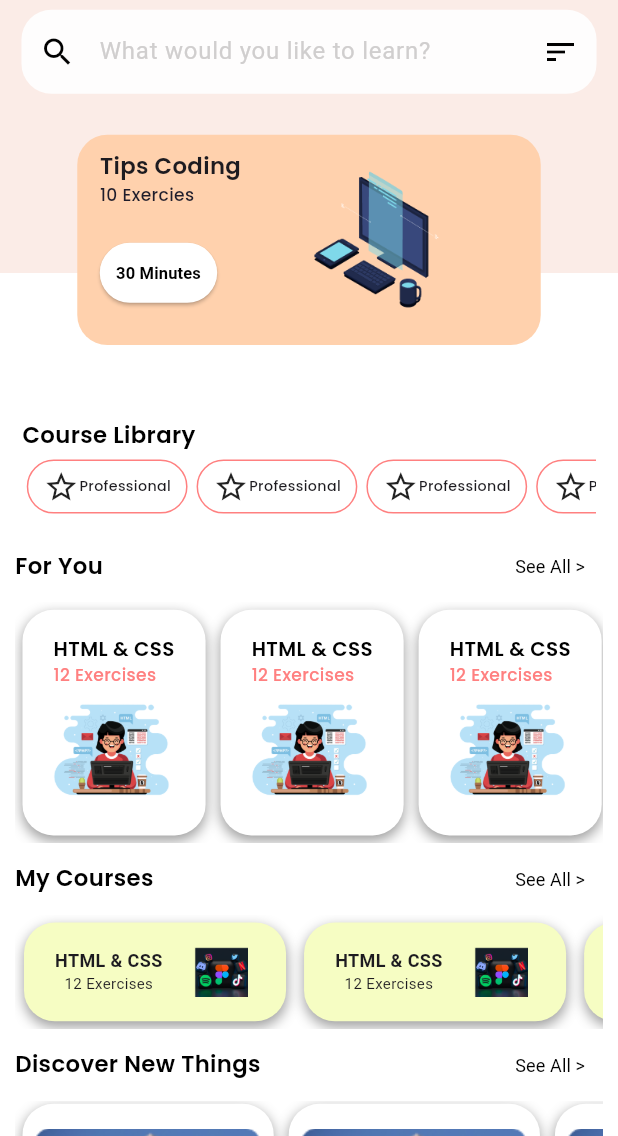
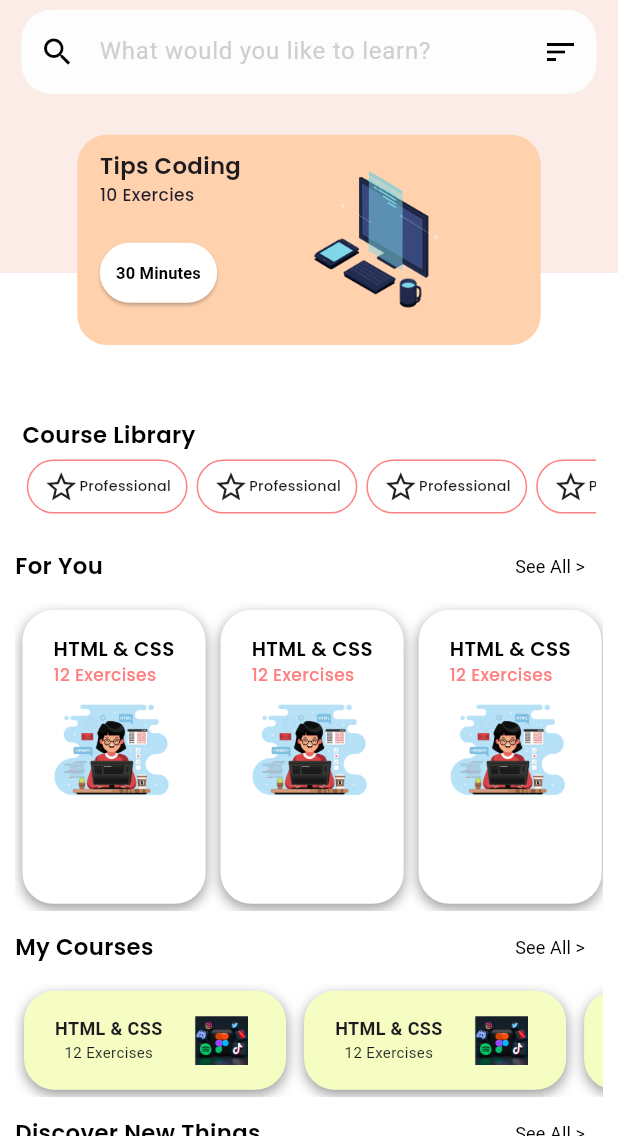
Before and after one commit to PradiptaAhmad/iLearn_project, a Flutter app: the HomePage screen opened directly, on a phone screen of 412 x 824 dp, the part 100-1236 px from its top. Run offline on Flutter 3.47's test engine with Material 3 defaults, Android fonts, the light colour scheme and no system bars; our stand-ins replace cloud_firestore, firebase_auth, firebase_core, get, google_fonts, shared_preferences; accounts and stored records are empty.

Commit message:
[Adip] commit changes

```diff
--- a/lib/pages/home_page/widget/courses_card.dart
+++ b/lib/pages/home_page/widget/courses_card.dart
@@ -10,12 +10,14 @@ class ForYou extends StatelessWidget {
     double screenHeight = MediaQuery.of(context).size.height;
     double screenWidth = MediaQuery.of(context).size.width;
 
-    return SingleChildScrollView(
+    return Container(
+      height: screenHeight * 0.25,
+      child: ListView.builder(
+        shrinkWrap: true,
+        itemCount: 7,
         scrollDirection: Axis.horizontal,
-      child: Row(
-        children: [
-          for (int i = 1; i < 8; i++)
-            Container(
+        itemBuilder: (BuildContext context, int i) {
+          return Container(
             margin: EdgeInsets.symmetric(horizontal: 5, vertical: 5),
             padding: EdgeInsets.symmetric(
               vertical: screenHeight * 0.02, // Adjust as needed
@@ -23,7 +25,8 @@ class ForYou extends StatelessWidget {
             ),
             decoration: BoxDecoration(
               color: Colors.white,
-                borderRadius: BorderRadius.circular(screenHeight * 0.025), // Adjust as needed
+              borderRadius: BorderRadius.circular(
+                  screenHeight * 0.025), // Adjust as needed
               boxShadow: [
                 BoxShadow(
                   color: Colors.grey,
@@ -32,18 +35,17 @@ class ForYou extends StatelessWidget {
                 ),
               ],
             ),
-              child: SingleChildScrollView( // Wrap content with SingleChildScrollView
             child: Column(
               crossAxisAlignment: CrossAxisAlignment.start,
               children: [
                 Text("HTML & CSS", style: titleCard()),
                 Text("12 Exercises", style: subTitleCard()),
-                    Image.asset("assets/images/htmlcard.png", width: screenWidth * 0.19, height: screenHeight * 0.1),
+                Image.asset("assets/images/htmlcard.png",
+                    width: screenWidth * 0.19, height: screenHeight * 0.1),
               ],
             ),
-              ),
-            ),
-        ],
+          );
+        },
       ),
     );
   }
```
Lines whose indentation alone changed are shown as unchanged.
